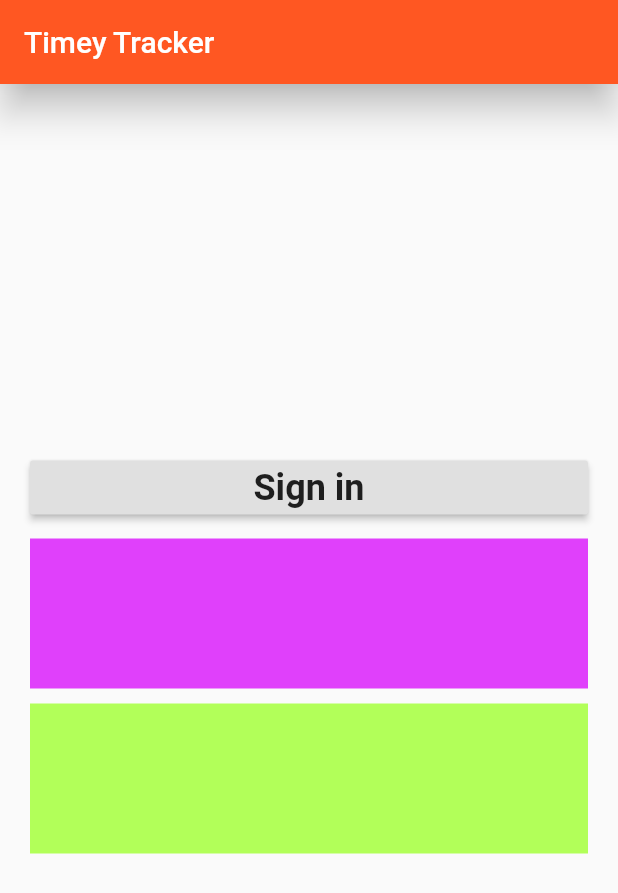
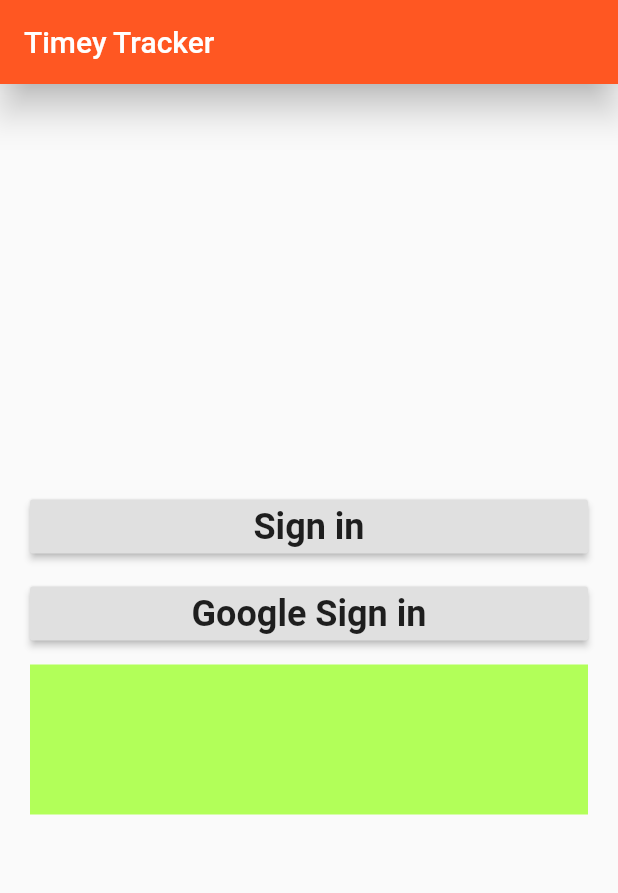
Before and after one commit to VickyAbishek/flutter_timesheet, a Flutter app: the screen it shows after launch, on a phone screen of 412 x 824 dp. Shown: the top 893 px of the screen. Run offline on Flutter 3.47's test engine with Material 2 defaults, Android fonts, the phone set to English and light mode, and no system bars.

Commit message:
day - 005
caught up with office work.

```diff
--- a/timesheet/lib/view/login.dart
+++ b/timesheet/lib/view/login.dart
@@ -45,12 +45,15 @@ class LoginPage extends StatelessWidget {
             ), onPressed: () {},
           ),
           SizedBox(height: 10.0,),
-          Container(
-            color: Colors.purpleAccent,
-            child: SizedBox(
-              height: 100.0,
-              width: 100.0,
-            ),
+          RaisedButton(
+                      child: Text(
+              'Google Sign in',
+              textAlign: TextAlign.center,
+              style: TextStyle(
+                fontWeight: FontWeight.w600,
+                fontSize: 24.0
+               ),
+            ), onPressed: () {},
           ),
           SizedBox(height: 10.0,),
           Container(
```
